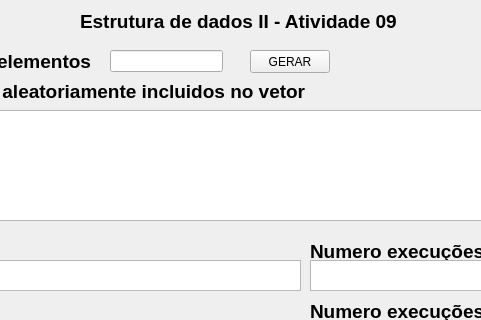
Old version of the form mainwindow.ui in the repository cpedrohenrique1/EDIIAtiv10; both pictures show x 150 to 631 and y 0 to 320 of the 800 by 554 pixel window.
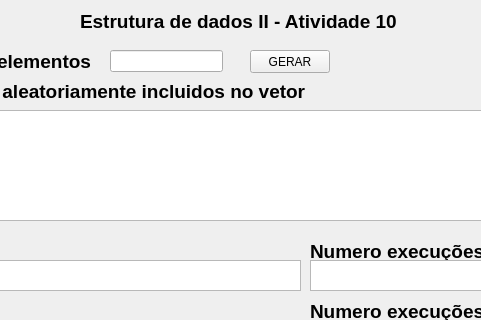
New version of the form.

Commit message: mudanca de titulo UI

What changed in the file:
```diff
--- a/mainwindow.ui
+++ b/mainwindow.ui
@@ -24,7 +24,7 @@
      </rect>
     </property>
     <property name="text">
-     <string>&lt;html&gt;&lt;head/&gt;&lt;body&gt;&lt;p&gt;&lt;span style=&quot; font-size:14pt; font-weight:700;&quot;&gt;Estrutura de dados II - Atividade 09&lt;/span&gt;&lt;/p&gt;&lt;/body&gt;&lt;/html&gt;</string>
+     <string>&lt;html&gt;&lt;head/&gt;&lt;body&gt;&lt;p&gt;&lt;span style=&quot; font-size:14pt; font-weight:704;&quot;&gt;Estrutura de dados II - Atividade 10&lt;/span&gt;&lt;/p&gt;&lt;/body&gt;&lt;/html&gt;</string>
     </property>
    </widget>
    <widget class="QLabel" name="label_2">
```
Left out of the diff: 2 changed lines with no effect on the pictures.
